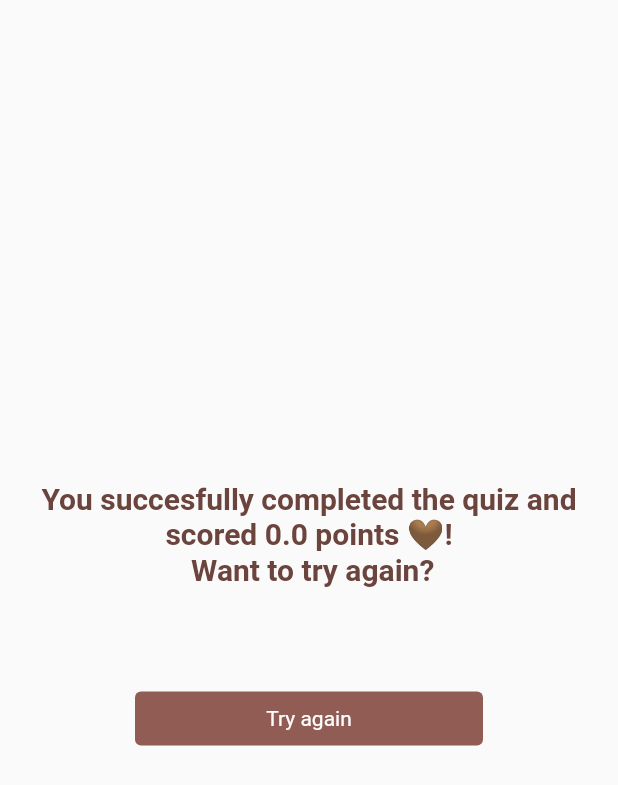
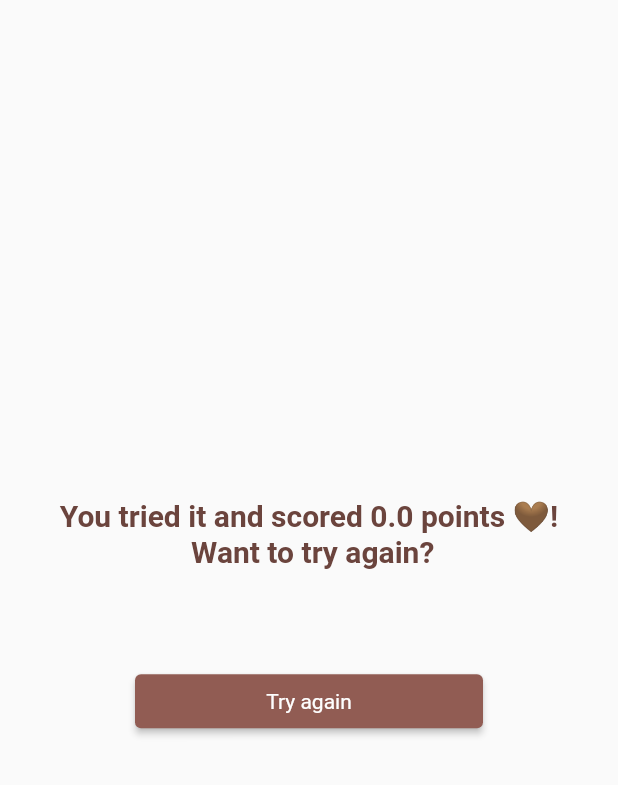
Before and after one commit to naomilago/fluttery, a Flutter app: the Result widget shown alone on an empty page, opened directly with empty values, on a phone screen of 412 x 824 dp. Shown: the top 785 px of the screen. Run offline on Flutter 3.47's test engine with Material 2 defaults, Android fonts, the phone set to English and light mode, and no system bars; our stand-ins replace hexcolor.

Commit message:
Bug fixes 2/2 ✨

```diff
--- a/lib/main.dart
+++ b/lib/main.dart
@@ -25,7 +25,7 @@ class _MyAppState extends State<MyApp> {
         {'text': 'Open-source', 'score': 9.73},
         {'text': 'Shareware', 'score': 4.61},
         {'text': 'Both', 'score': 1.95},
-        {'text': 'None of the above', 'score': 0},
+        {'text': 'None of the above', 'score': 0.00},
       ]
     },
     {
@@ -34,19 +34,15 @@ class _MyAppState extends State<MyApp> {
       'answers': [
         {'text': 'Java', 'score': 2.3},
         {'text': 'HTML', 'score': 0.32},
-        {'text': 'JavaScript', 'score': 3},
+        {'text': 'JavaScript', 'score': 3.00},
         {'text': 'Dart', 'score': 9.98},
-        'Java',
-        'HTML',
-        'Javascript',
-        'Dart'
       ]
     },
     {
       'questionText': 'Which of the following widgets is used for layouts?',
       'answers': [
         {'text': 'Text', 'score': 0.64},
-        {'text': 'Column', 'score': 10},
+        {'text': 'Column', 'score': 10.00},
         {'text': 'Inkwell', 'score': 3.28},
         {'text': 'Expanded', 'score': 1.02}
       ]
@@ -64,7 +60,7 @@ class _MyAppState extends State<MyApp> {
       'questionText': 'When was Flutter released?',
       'answers': [
         {'text': '2016', 'score': 5.53},
-        {'text': '2017', 'score': 10},
+        {'text': '2017', 'score': 10.00},
         {'text': '2013', 'score': 2.47},
         {'text': '2019', 'score': 2.35}
       ]
@@ -78,22 +74,14 @@ class _MyAppState extends State<MyApp> {
     _totalScore += score;
 
     setState(() {
-      if (_indexQuestion < _data.length) {
-        _indexQuestion++;
-        print('We got more questions!');
-      } else {
-        _indexQuestion = 0;
-      }
+      _indexQuestion += 1;
     });
   }
 
   void _restart() {
     setState(() {
-      if (_indexQuestion <= 3 && _indexQuestion >= 0) {
-        _indexQuestion++;
-      } else {
-        _indexQuestion = 0;
-      }
+      _indexQuestion = 0;
+      _totalScore = 0;
     });
   }
 
@@ -116,12 +104,12 @@ class _MyAppState extends State<MyApp> {
           ),
           body: Align(
               alignment: Alignment.center,
-              child: (_indexQuestion <= 3 && _indexQuestion >= 0)
+              child: (_indexQuestion <= 4 && _indexQuestion >= 0)
                   ? Quiz(
                       answerQuestion: _answerQuestion,
                       indexQuestion: _indexQuestion,
                       data: _data)
-                  : Result(_totalScore))),
+                  : Result(_totalScore, _restart))),
     );
   }
 }
--- a/lib/quiz.dart
+++ b/lib/quiz.dart
@@ -6,7 +6,6 @@ class Quiz extends StatelessWidget {
   final List<Map<String, Object>> data;
   final int indexQuestion;
   final Function answerQuestion;
-  // bfore -> final VoidCallBack answerQuestion;
 
   const Quiz(
       {required this.data,
--- a/lib/result.dart
+++ b/lib/result.dart
@@ -4,23 +4,26 @@ import 'package:hexcolor/hexcolor.dart';
 
 class Result extends StatelessWidget {
   final double resultScore;
+  final VoidCallback resetHandler;
 
-  const Result(this.resultScore, {Key? key}) : super(key: key);
+  const Result(this.resultScore, this.resetHandler, {Key? key}) : super(key: key);
 
   String get resultPhrase {
     String resultText;
-    if (resultScore <= 10.00) {
+    final score = num.parse(resultScore.toStringAsFixed(2));
+
+    if (score <= 10.00) {
       resultText =
-          'You succesfully completed the quiz and scored $resultScore points 🤎! \n Want to try again?';
-    } else if (resultScore > 15.00 && resultScore <= 25.00) {
+          'You tried it and scored $score points 🤎! \n Want to try again?';
+    } else if (score > 15.00 && score <= 25.00) {
       resultText =
-          'You are good! You completed the quiz and scored $resultScore points 🤎! \n Wanto to try again?';
-    } else if (resultScore > 25.00 && resultScore <= 40.00) {
+          'You did it and scored $score points 🤎! \n Want to try again?';
+    } else if (score > 25.00 && score <= 40.00) {
       resultText =
-          'You are great! You completed the quiz and scored $resultScore points 🤎! \n Wanto to try again?';
+          'You got it and scored $score points 🤎! \n Want to try again?';
     } else {
       resultText =
-          'You are stunning! You completed the quiz and scored $resultScore points 🤎! \n Wanto to try again?';
+          'You nailed it and scored $score points 🤎! \n Want to try again?';
     }
 
     return resultText;
@@ -35,7 +38,7 @@ class Result extends StatelessWidget {
               mainAxisAlignment: MainAxisAlignment.center,
               children: [
                 Padding(
-                    padding: EdgeInsets.only(bottom: 32),
+                    padding: const EdgeInsets.only(bottom: 32),
                     child: SizedBox(
                       width: 360,
                       child: Question(
@@ -57,7 +60,7 @@ class Result extends StatelessWidget {
                   style: ButtonStyle(
                       backgroundColor:
                           MaterialStateProperty.all(HexColor("#915C53"))),
-                  onPressed: null,
+                  onPressed: resetHandler,
                 )
               ],
             )));
```
